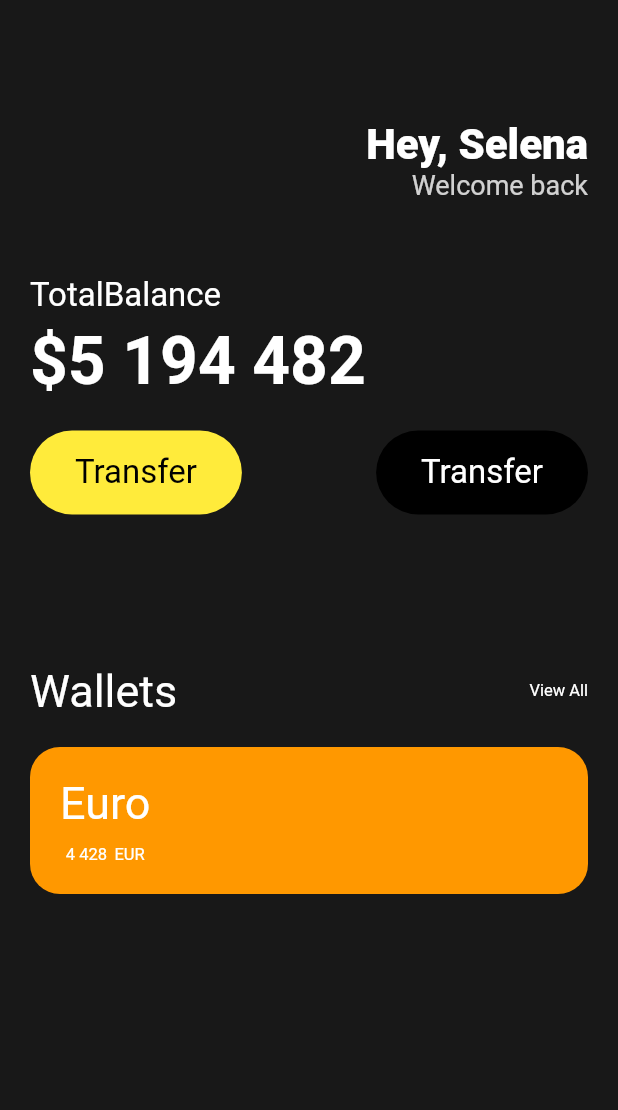
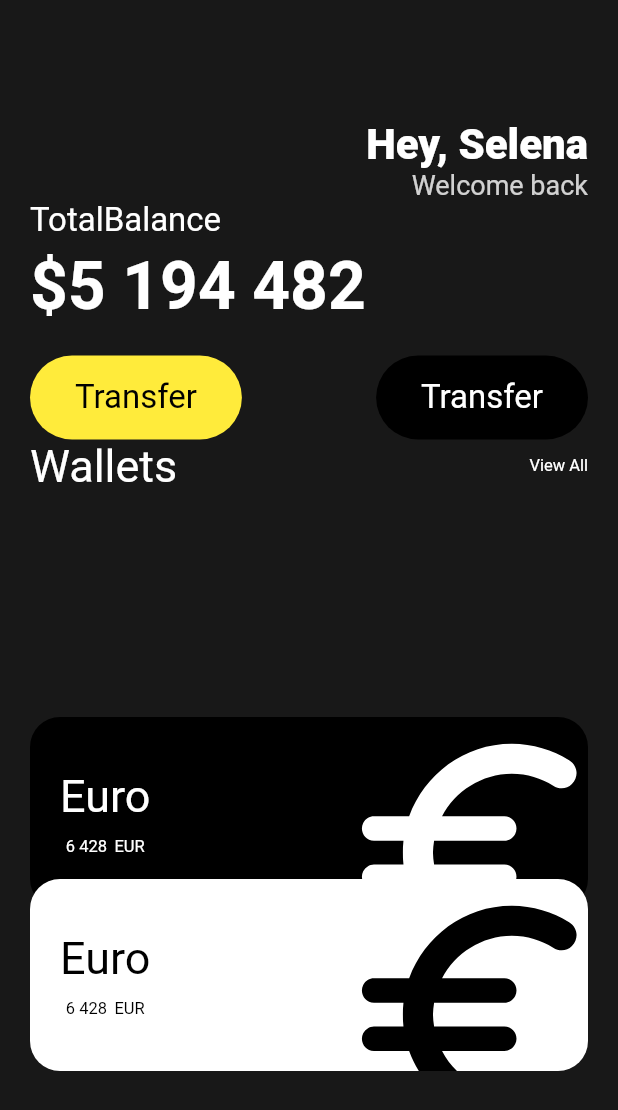
Before and after one commit to june65/flutter_webtoonapp, a Flutter app: the screen it shows after launch, on a phone screen of 412 x 824 dp. Shown: the top 1110 px of the screen. Run offline on Flutter 3.47's test engine with Material 2 defaults, Android fonts, the phone set to English and light mode, and no system bars.

Commit message:
Issue(#1) Add cards on the project

```diff
--- a/toonflix/lib/main.dart
+++ b/toonflix/lib/main.dart
@@ -1,5 +1,6 @@
 import 'package:flutter/material.dart';
 import 'package:toonflix/widgets/button.dart';
+import 'package:toonflix/widgets/currency_card.dart';
 
 void main() {
   runApp(App());
@@ -11,7 +12,8 @@ class App extends StatelessWidget {
     return MaterialApp(
       home: Scaffold(
           backgroundColor: const Color(0xFF181818),
-          body: Padding(
+          body: SingleChildScrollView(
+            child: Padding(
               padding: const EdgeInsets.symmetric(horizontal: 20),
               child: Column(
                 crossAxisAlignment: CrossAxisAlignment.start,
@@ -43,9 +45,6 @@ class App extends StatelessWidget {
                         ],
                       )
                     ],
-                ),
-                const SizedBox(
-                  height: 50,
                   ),
                   const Text(
                     'TotalBalance',
@@ -81,9 +80,6 @@ class App extends StatelessWidget {
                           textColor: Colors.white),
                     ],
                   ),
-                const SizedBox(
-                  height: 100,
-                ),
                   Row(
                     mainAxisAlignment: MainAxisAlignment.spaceBetween,
                     children: const [
@@ -104,57 +100,27 @@ class App extends StatelessWidget {
                     ],
                   ),
                   const SizedBox(
-                  height: 20,
+                    height: 150,
                   ),
-                Container(
-                  decoration: BoxDecoration(
-                    color: Colors.orange,
-                    borderRadius: BorderRadius.circular(20),
+                  const CurrencyCard(
+                    name: 'Euro',
+                    code: 'EUR',
+                    amount: '6 428',
+                    icon: Icons.euro_rounded,
+                    isInverted: false,
                   ),
-                  child: Padding(
-                    padding: const EdgeInsets.all(20),
-                    child: Row(
-                      children: [
-                        Column(
-                          children: [
-                            const Text(
-                              'Euro',
-                              style: TextStyle(
-                                color: Colors.white,
-                                fontSize: 30,
+                  Transform.translate(
+                    offset: const Offset(0, -20),
+                    child: const CurrencyCard(
+                      name: 'Euro',
+                      code: 'EUR',
+                      amount: '6 428',
+                      icon: Icons.euro_rounded,
+                      isInverted: true,
                     ),
-                            ),
-                            const SizedBox(
-                              height: 10,
-                            ),
-                            Row(
-                              children: const [
-                                Text(
-                                  '4 428',
-                                  style: TextStyle(
-                                    color: Colors.white,
-                                    fontSize: 11,
-                                  ),
-                                ),
-                                SizedBox(
-                                  width: 5,
-                                ),
-                                Text(
-                                  'EUR',
-                                  style: TextStyle(
-                                    color: Colors.white,
-                                    fontSize: 11,
-                                  ),
-                                ),
+                  )
                 ],
               ),
-                          ],
-                        ),
-                      ],
-                    ),
-                  ),
-                ),
-              ],
             ),
           )),
     );
--- /dev/null
+++ b/toonflix/lib/widgets/currency_card.dart
@@ -0,0 +1,80 @@
+import 'package:flutter/material.dart';
+
+class CurrencyCard extends StatelessWidget {
+  final String name, code, amount;
+  final IconData icon;
+  final bool isInverted;
+
+  const CurrencyCard({
+    super.key,
+    required this.name,
+    required this.code,
+    required this.amount,
+    required this.icon,
+    required this.isInverted,
+  });
+
+  @override
+  Widget build(BuildContext context) {
+    return Container(
+      clipBehavior: Clip.hardEdge,
+      decoration: BoxDecoration(
+        color: isInverted ? Colors.white : Colors.black,
+        borderRadius: BorderRadius.circular(20),
+      ),
+      child: Padding(
+        padding: const EdgeInsets.all(20),
+        child: Row(
+          mainAxisAlignment: MainAxisAlignment.spaceBetween,
+          children: [
+            Column(
+              children: [
+                Text(
+                  name,
+                  style: TextStyle(
+                    color: isInverted ? Colors.black : Colors.white,
+                    fontSize: 30,
+                  ),
+                ),
+                const SizedBox(
+                  height: 10,
+                ),
+                Row(
+                  children: [
+                    Text(
+                      amount,
+                      style: TextStyle(
+                        color: isInverted ? Colors.black : Colors.white,
+                        fontSize: 11,
+                      ),
+                    ),
+                    const SizedBox(
+                      width: 5,
+                    ),
+                    Text(
+                      code,
+                      style: TextStyle(
+                        color: isInverted ? Colors.black : Colors.white,
+                        fontSize: 11,
+                      ),
+                    ),
+                  ],
+                ),
+              ],
+            ),
+            Transform.scale(
+                scale: 2.2,
+                child: Transform.translate(
+                  offset: const Offset(-5, 12),
+                  child: Icon(
+                    icon,
+                    color: isInverted ? Colors.black : Colors.white,
+                    size: 88,
+                  ),
+                ))
+          ],
+        ),
+      ),
+    );
+  }
+}
```
Lines whose indentation alone changed are shown as unchanged.
